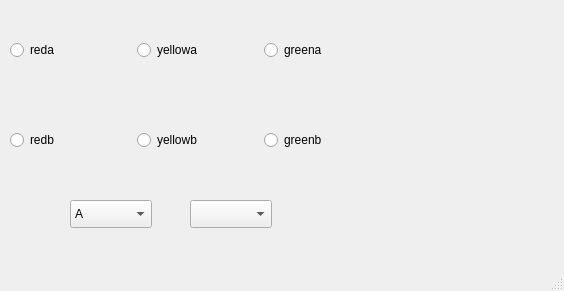
Before: the Qt Designer form Wayside/test2.ui in headhunter22/ECE1140-Train-Simulator, drawn with Qt 5.
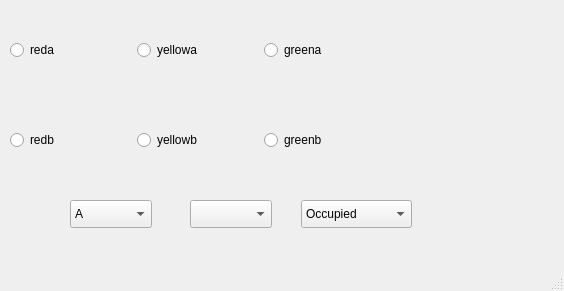
After: the same form once the commit is applied.

Patch:
```diff
--- a/Wayside/test2.ui
+++ b/Wayside/test2.ui
@@ -150,6 +150,26 @@
      </item>
     </layout>
    </widget>
+   <widget class="QComboBox" name="occupancybox">
+    <property name="geometry">
+     <rect>
+      <x>301</x>
+      <y>200</y>
+      <width>111</width>
+      <height>28</height>
+     </rect>
+    </property>
+    <item>
+     <property name="text">
+      <string>Occupied</string>
+     </property>
+    </item>
+    <item>
+     <property name="text">
+      <string>Unoccupied</string>
+     </property>
+    </item>
+   </widget>
   </widget>
   <widget class="QMenuBar" name="menubar">
    <property name="geometry">
```
Left out of the diff: 4 changed lines with no effect on the pictures.
